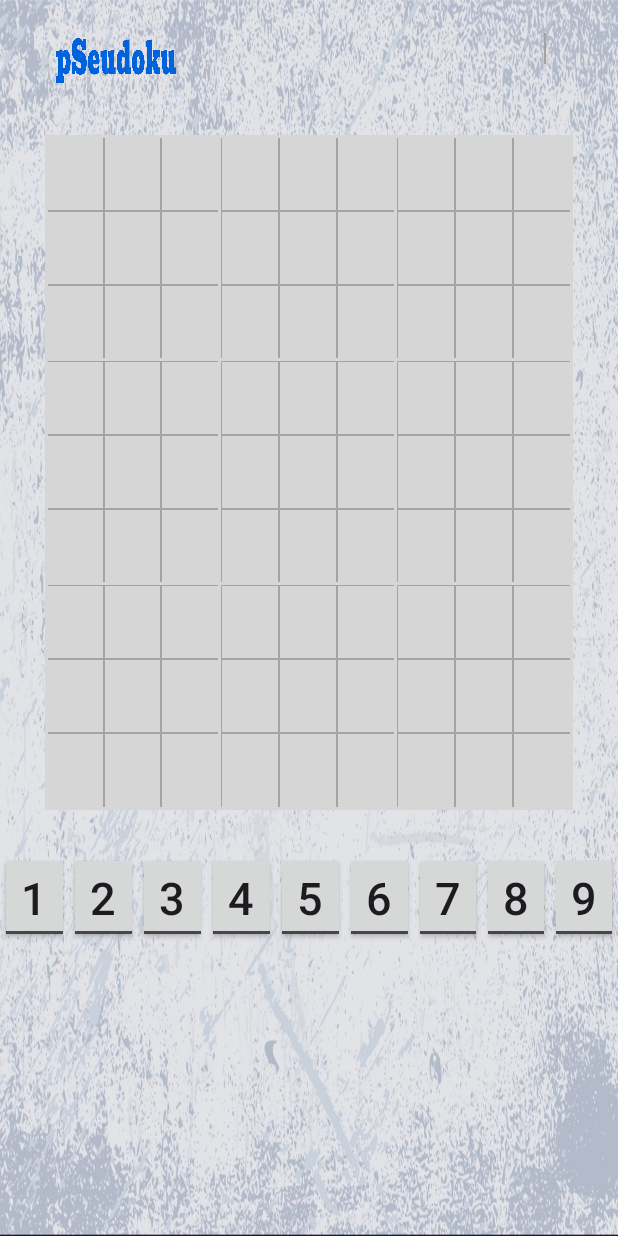
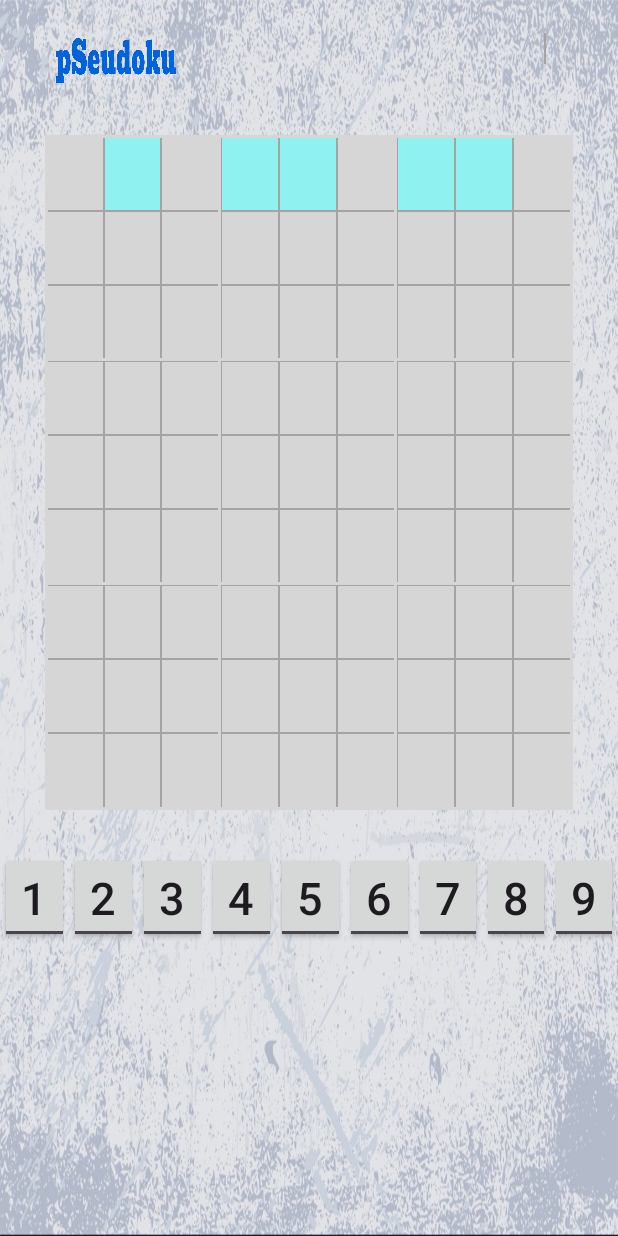
Before and after one commit to alcanl/pseudoku-mobile-app, an Android app: the layout activity_main.xml on its own in the app's theme, with its tools: preview values and no code run, on a phone screen of 412 x 824 dp. Run offline under Robolectric (Android 15) with nearby library versions, the phone set to English and light mode, and no system bars.

Commit message:
1.03.2024 | TextView and ToggleButton ClickEvents implemented.

```diff
--- a/app/src/main/java/com/alcanl/sudoku/entity/SudokuMatrix.kt
+++ b/app/src/main/java/com/alcanl/sudoku/entity/SudokuMatrix.kt
@@ -11,7 +11,7 @@ class SudokuMatrix {
     private lateinit var mLevel : Level
 
     init {
-        setLeveL()
+        setLeveL(Level.MEDIUM)
         mUnSolvedMatrix = Array(9) { IntArray(9) }
         generateNewMatrix()
 
--- a/app/src/main/java/com/alcanl/sudoku/global/Global.kt
+++ b/app/src/main/java/com/alcanl/sudoku/global/Global.kt
@@ -1,4 +1,6 @@
 package com.alcanl.sudoku.global
+
+import android.widget.TextView
 
 fun Array<IntArray>.transpose() : Array<IntArray> {
 
--- a/app/src/main/res/drawable/textview_layout_border_bottom_only.xml
+++ b/app/src/main/res/drawable/textview_layout_border_bottom_only.xml
@@ -12,7 +12,7 @@
             <solid android:color="#A8A3A3"/>
         </shape>
     </item>
-    <item>
+    <item android:id="@+id/textViewColor">
         <shape>
             <solid android:color="@color/ap_white"/>
         </shape>
--- a/app/src/main/res/drawable/textview_layout_border_left_bottom.xml
+++ b/app/src/main/res/drawable/textview_layout_border_left_bottom.xml
@@ -12,7 +12,7 @@
             <solid android:color="#A8A3A3"/>
         </shape>
     </item>
-    <item>
+    <item android:id="@+id/textViewColor">
         <shape>
             <solid android:color="@color/ap_white"/>
         </shape>
--- a/app/src/main/res/drawable/textview_layout_border_left_only.xml
+++ b/app/src/main/res/drawable/textview_layout_border_left_only.xml
@@ -12,7 +12,7 @@
             <solid android:color="#A8A3A3"/>
         </shape>
     </item>
-    <item>
+    <item android:id="@+id/textViewColor">
         <shape>
             <solid android:color="@color/ap_white"/>
         </shape>
--- a/app/src/main/res/drawable/textview_layout_border_left_top.xml
+++ b/app/src/main/res/drawable/textview_layout_border_left_top.xml
@@ -12,7 +12,7 @@
             <solid android:color="#A8A3A3"/>
         </shape>
     </item>
-    <item>
+    <item android:id="@+id/textViewColor">
         <shape>
             <solid android:color="@color/ap_white"/>
         </shape>
--- a/app/src/main/res/drawable/textview_layout_border_not.xml
+++ b/app/src/main/res/drawable/textview_layout_border_not.xml
@@ -6,7 +6,7 @@
             <solid android:color="#A8A3A3"/>
         </shape>
     </item>
-    <item>
+    <item android:id="@+id/textViewColor">
         <shape>
             <solid android:color="@color/ap_white"/>
         </shape>
--- a/app/src/main/res/drawable/textview_layout_border_right_bottom.xml
+++ b/app/src/main/res/drawable/textview_layout_border_right_bottom.xml
@@ -12,7 +12,7 @@
             <solid android:color="#A8A3A3"/>
         </shape>
     </item>
-    <item>
+    <item android:id="@+id/textViewColor">
         <shape>
             <solid android:color="@color/ap_white"/>
         </shape>
--- a/app/src/main/res/drawable/textview_layout_border_right_only.xml
+++ b/app/src/main/res/drawable/textview_layout_border_right_only.xml
@@ -12,7 +12,7 @@
             <solid android:color="#A8A3A3"/>
         </shape>
     </item>
-    <item>
+    <item android:id="@+id/textViewColor">
         <shape>
             <solid android:color="@color/ap_white"/>
         </shape>
--- a/app/src/main/res/drawable/textview_layout_border_right_top.xml
+++ b/app/src/main/res/drawable/textview_layout_border_right_top.xml
@@ -12,7 +12,7 @@
             <solid android:color="#A8A3A3"/>
         </shape>
     </item>
-    <item>
+    <item android:id="@+id/textViewColor">
         <shape>
             <solid android:color="@color/ap_white"/>
         </shape>
--- a/app/src/main/res/drawable/textview_layout_border_top_only.xml
+++ b/app/src/main/res/drawable/textview_layout_border_top_only.xml
@@ -12,7 +12,7 @@
             <solid android:color="#A8A3A3"/>
         </shape>
     </item>
-    <item>
+    <item android:id="@+id/textViewColor">
         <shape>
             <solid android:color="@color/ap_white"/>
         </shape>
--- a/app/src/main/res/values/colors.xml
+++ b/app/src/main/res/values/colors.xml
@@ -2,4 +2,7 @@
 <resources>
     <color name="black">#FF000000</color>
     <color name="white">#FFFFFFFF</color>
+    <color name="aqua">#8FF2F1</color>
+    <color name="falseMove">#b02e34</color>
+    <color name="trueMove">#66F297</color>
 </resources>
```
Also changed, not shown: app/src/main/java/com/alcanl/sudoku/MainActivity.kt (+41 -0 lines).
